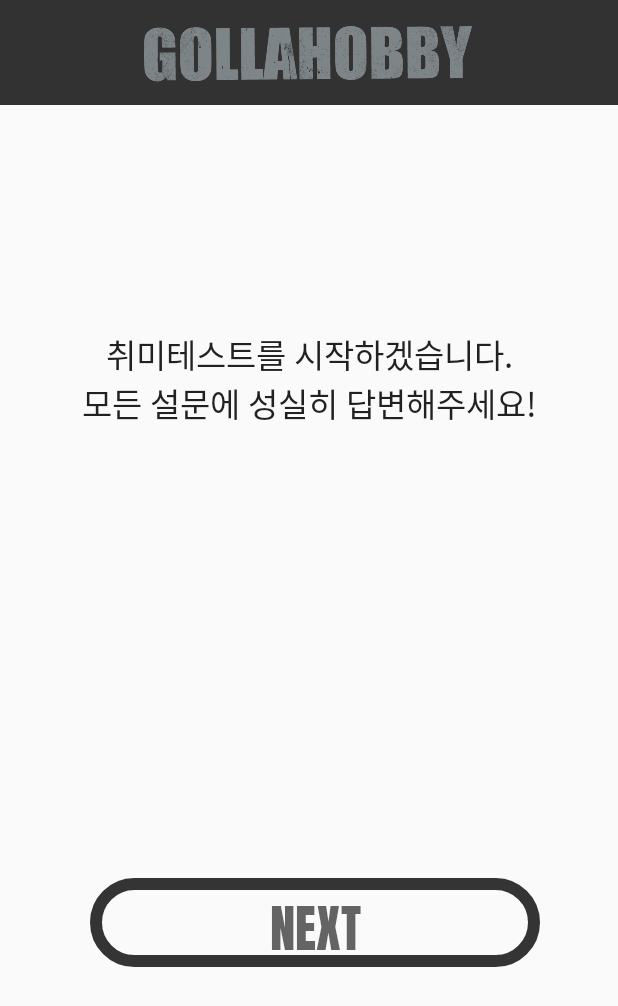
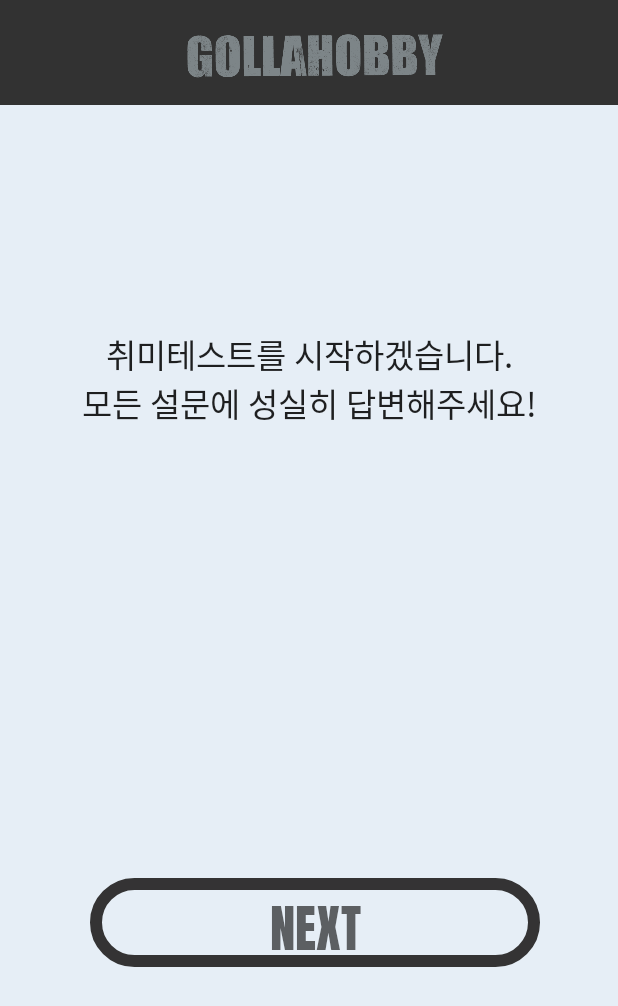
Before and after one commit to auddus16/GollaHobby, an Android app: the ExplainActivity screen opened directly, with no data from a screen before it, on a phone screen of 412 x 824 dp. Shown: the top 1006 px of the screen. Run offline under Robolectric (Android 15) with nearby library versions, the phone set to English and light mode, and no system bars.

Commit message:
toolbar 수정

```diff
--- a/GollaHobby/app/src/main/java/com/example/myapplication/ExplainActivity.java
+++ b/GollaHobby/app/src/main/java/com/example/myapplication/ExplainActivity.java
@@ -17,7 +17,7 @@ public class ExplainActivity extends AppCompatActivity {
         super.onCreate(savedInstanceState);
         setContentView(R.layout.activity_explain);
 
-        nextBtn = findViewById(R.id.nextBtn);
+        nextBtn = findViewById(R.id.btnNext);
 
         nextBtn.setOnClickListener(new View.OnClickListener() {
             @Override
--- a/GollaHobby/app/src/main/res/layout/activity_explain.xml
+++ b/GollaHobby/app/src/main/res/layout/activity_explain.xml
@@ -1,12 +1,14 @@
 <?xml version="1.0" encoding="utf-8"?>
 <LinearLayout xmlns:android="http://schemas.android.com/apk/res/android"
-    android:orientation="vertical" android:layout_width="match_parent"
-    android:layout_height="match_parent">
+    android:layout_width="match_parent"
+    android:layout_height="match_parent"
+    android:background="#3397BCE4"
+    android:orientation="vertical">
 
     <include
         layout="@layout/toolbar"
-        android:layout_height="wrap_content"
-        android:layout_width="match_parent"/>
+        android:layout_width="match_parent"
+        android:layout_height="wrap_content" />
 
     <TextView
         android:layout_width="match_parent"
@@ -17,7 +19,7 @@
         android:textAppearance="@style/TextAppearance.AppCompat.Large" />
 
     <Button
-        android:id="@+id/nextBtn"
+        android:id="@+id/btnNext"
         android:layout_width="300dp"
         android:layout_height="wrap_content"
         android:layout_marginLeft="60dp"
--- a/GollaHobby/app/src/main/res/layout/activity_login.xml
+++ b/GollaHobby/app/src/main/res/layout/activity_login.xml
@@ -16,7 +16,7 @@
         android:orientation="horizontal">
 
         <TextView
-            android:id="@+id/textView"
+            android:id="@+id/tvEnd2"
             android:layout_width="13dp"
             android:layout_height="wrap_content"
             android:layout_marginLeft="30dp"
--- a/GollaHobby/app/src/main/res/layout/num7_1.xml
+++ b/GollaHobby/app/src/main/res/layout/num7_1.xml
@@ -24,7 +24,7 @@
     </androidx.constraintlayout.widget.ConstraintLayout>
 
     <TextView
-        android:id="@+id/textView"
+        android:id="@+id/tvEnd2"
         android:layout_width="match_parent"
         android:layout_height="wrap_content"
         android:text="제작형"
@@ -128,7 +128,7 @@
                 android:textSize="24sp" />
 
             <TextView
-                android:id="@+id/textView12"
+                android:id="@+id/tvEnd1"
                 android:layout_width="match_parent"
                 android:layout_height="62dp"
                 android:text="TextView"
@@ -155,7 +155,7 @@
             android:orientation="vertical">
 
             <TextView
-                android:id="@+id/textView14"
+                android:id="@+id/tvYou1"
                 android:layout_width="match_parent"
                 android:layout_height="wrap_content"
                 android:text="꽃꽂이"
--- a/GollaHobby/app/src/main/res/layout/num7_2.xml
+++ b/GollaHobby/app/src/main/res/layout/num7_2.xml
@@ -24,7 +24,7 @@
     </androidx.constraintlayout.widget.ConstraintLayout>
 
     <TextView
-        android:id="@+id/textView"
+        android:id="@+id/tvEnd2"
         android:layout_width="match_parent"
         android:layout_height="wrap_content"
         android:text="창작형"
@@ -128,7 +128,7 @@
                 android:textSize="24sp" />
 
             <TextView
-                android:id="@+id/textView12"
+                android:id="@+id/tvEnd1"
                 android:layout_width="match_parent"
                 android:layout_height="62dp"
                 android:text="TextView"
@@ -155,7 +155,7 @@
             android:orientation="vertical">
 
             <TextView
-                android:id="@+id/textView14"
+                android:id="@+id/tvYou1"
                 android:layout_width="match_parent"
                 android:layout_height="wrap_content"
                 android:text="사진찍기"
--- a/GollaHobby/app/src/main/res/layout/num7_3.xml
+++ b/GollaHobby/app/src/main/res/layout/num7_3.xml
@@ -24,7 +24,7 @@
     </androidx.constraintlayout.widget.ConstraintLayout>
 
     <TextView
-        android:id="@+id/textView"
+        android:id="@+id/tvEnd2"
         android:layout_width="match_parent"
         android:layout_height="wrap_content"
         android:text="감상형"
@@ -128,7 +128,7 @@
                 android:textSize="24sp" />
 
             <TextView
-                android:id="@+id/textView12"
+                android:id="@+id/tvEnd1"
                 android:layout_width="match_parent"
                 android:layout_height="62dp"
                 android:text="TextView"
@@ -155,7 +155,7 @@
             android:orientation="vertical">
 
             <TextView
-                android:id="@+id/textView14"
+                android:id="@+id/tvYou1"
                 android:layout_width="match_parent"
                 android:layout_height="wrap_content"
                 android:text="꽃꽂이"
--- a/GollaHobby/app/src/main/res/layout/num7_4.xml
+++ b/GollaHobby/app/src/main/res/layout/num7_4.xml
@@ -24,7 +24,7 @@
     </androidx.constraintlayout.widget.ConstraintLayout>
 
     <TextView
-        android:id="@+id/textView"
+        android:id="@+id/tvEnd2"
         android:layout_width="match_parent"
         android:layout_height="wrap_content"
         android:text="오락형"
@@ -128,7 +128,7 @@
                 android:textSize="24sp" />
 
             <TextView
-                android:id="@+id/textView12"
+                android:id="@+id/tvEnd1"
                 android:layout_width="match_parent"
                 android:layout_height="62dp"
                 android:text="TextView"
@@ -155,7 +155,7 @@
             android:orientation="vertical">
 
             <TextView
-                android:id="@+id/textView14"
+                android:id="@+id/tvYou1"
                 android:layout_width="match_parent"
                 android:layout_height="wrap_content"
                 android:text="꽃꽂이"
--- a/GollaHobby/app/src/main/res/layout/num7_5.xml
+++ b/GollaHobby/app/src/main/res/layout/num7_5.xml
@@ -24,7 +24,7 @@
     </androidx.constraintlayout.widget.ConstraintLayout>
 
     <TextView
-        android:id="@+id/textView"
+        android:id="@+id/tvEnd2"
         android:layout_width="match_parent"
         android:layout_height="wrap_content"
         android:text="분석형"
@@ -128,7 +128,7 @@
                 android:textSize="24sp" />
 
             <TextView
-                android:id="@+id/textView12"
+                android:id="@+id/tvEnd1"
                 android:layout_width="match_parent"
                 android:layout_height="62dp"
                 android:text="TextView"
@@ -155,7 +155,7 @@
             android:orientation="vertical">
 
             <TextView
-                android:id="@+id/textView14"
+                android:id="@+id/tvYou1"
                 android:layout_width="match_parent"
                 android:layout_height="wrap_content"
                 android:text="꽃꽂이"
--- a/GollaHobby/app/src/main/res/layout/toolbar.xml
+++ b/GollaHobby/app/src/main/res/layout/toolbar.xml
@@ -14,10 +14,11 @@
         android:theme="?attr/actionBarTheme">
 
         <ImageButton
-            android:layout_width="match_parent"
+            android:layout_width="300dp"
             android:layout_height="50dp"
+            android:layout_marginStart="60dp"
             android:layout_marginTop="15dp"
-            android:layout_marginRight="17dp"
+            android:layout_marginEnd="70dp"
             android:backgroundTint="#00FFFFFF"
             android:baselineAlignBottom="false"
             android:scaleType="centerCrop"
--- a/GollaHobby/app/src/main/res/values/strings.xml
+++ b/GollaHobby/app/src/main/res/values/strings.xml
@@ -1,6 +1,6 @@
 <resources>
     <string name="app_name">GollaHobby</string>
-    <string name="황명연">황명연</string>
+    <string name="황명연">황명연 님</string>
     <string name="첫번째">첫번째</string>
     <string name="두번째">두번째</string>
     <string name="입니다">입니다</string>
```
Also changed, not shown: GollaHobby/app/src/main/res/layout/activity_result.xml (+11 -11 lines).
